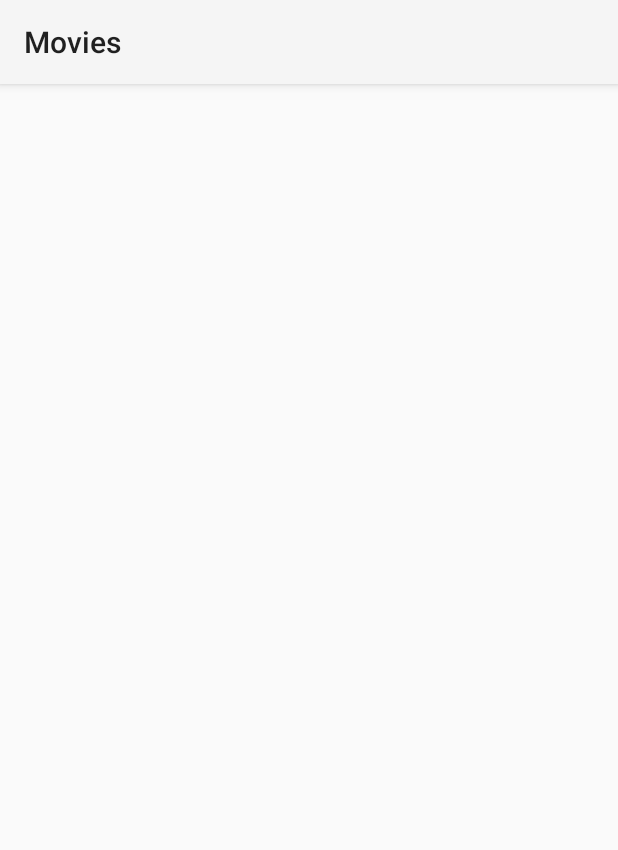
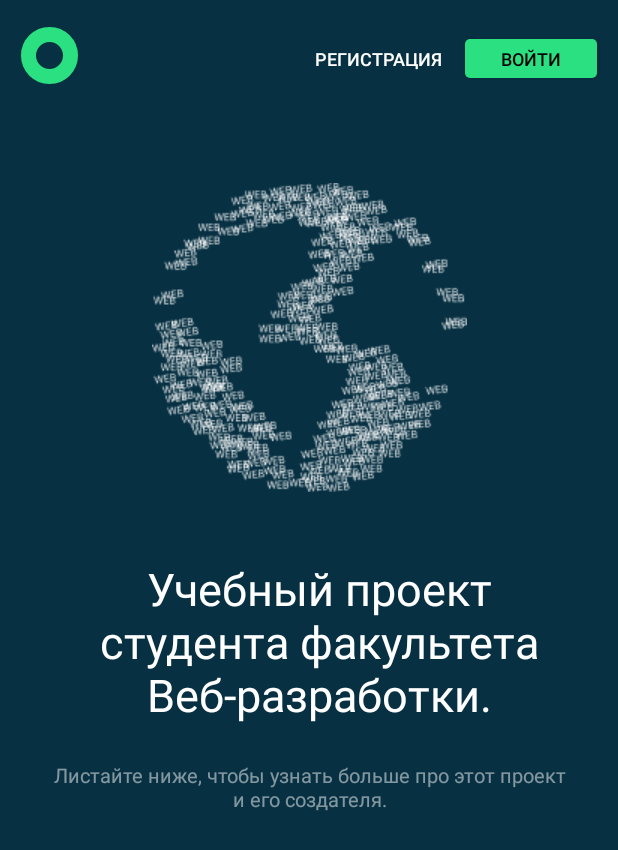
Before and after one commit to YarZav/MoviesAndroid, an Android app: the screen it shows after launch (MainActivity), on a phone screen of 412 x 824 dp. Shown: the top 850 px of the screen. Run offline under Robolectric (Android 15) with nearby library versions, the phone set to English and light mode, and no system bars.

Commit message:
Added landing info

```diff
--- a/app/src/main/AndroidManifest.xml
+++ b/app/src/main/AndroidManifest.xml
@@ -7,15 +7,13 @@
         android:dataExtractionRules="@xml/data_extraction_rules"
         android:fullBackupContent="@xml/backup_rules"
         android:icon="@mipmap/ic_launcher"
-        android:label="@string/app_name"
         android:roundIcon="@mipmap/ic_launcher_round"
         android:supportsRtl="true"
         android:theme="@style/Theme.AppCompat.Light"
         tools:targetApi="31">
         <activity
             android:name=".MainActivity"
-            android:exported="true"
-            android:label="@string/app_name">
+            android:exported="true">
             <intent-filter>
                 <action android:name="android.intent.action.MAIN" />
 
--- a/app/src/main/java/com/example/movies/LandingFragment.kt
+++ b/app/src/main/java/com/example/movies/LandingFragment.kt
@@ -1,16 +1,27 @@
 package com.example.movies
 
+import android.util.Log
 import android.os.Bundle
 import androidx.fragment.app.Fragment
 import android.view.LayoutInflater
 import android.view.View
 import android.view.ViewGroup
+import com.example.movies.databinding.FragmentLandingBinding
 
 class LandingFragment : Fragment() {
+    private lateinit var binding: FragmentLandingBinding
+
     override fun onCreateView(
         inflater: LayoutInflater, container: ViewGroup?,
         savedInstanceState: Bundle?
     ): View? {
-        return inflater.inflate(R.layout.fragment_landing, container, false)
+        binding = FragmentLandingBinding.inflate(layoutInflater)
+        return binding.root
+    }
+
+    override fun onViewCreated(view: View, savedInstanceState: Bundle?) {
+        super.onViewCreated(view, savedInstanceState)
+
+
     }
 }
--- a/app/src/main/java/com/example/movies/MainActivity.kt
+++ b/app/src/main/java/com/example/movies/MainActivity.kt
@@ -10,6 +10,8 @@ class MainActivity : AppCompatActivity() {
     override fun onCreate(savedInstanceState: Bundle?) {
         super.onCreate(savedInstanceState)
 
+        supportActionBar?.hide()
+
         binding = ActivityMainBinding.inflate(layoutInflater)
         setContentView(binding.root)
     }
--- /dev/null
+++ b/app/src/main/res/drawable/circle_aqua_green.xml
@@ -0,0 +1,7 @@
+<shape
+    xmlns:android="http://schemas.android.com/apk/res/android"
+    android:shape="oval">
+    <stroke
+        android:width="10dp"
+        android:color="@color/aqua_green"/>
+</shape>
--- /dev/null
+++ b/app/src/main/res/drawable/corner_radius_3.xml
@@ -0,0 +1,6 @@
+<?xml version="1.0" encoding="utf-8"?>
+<shape
+    xmlns:android="http://schemas.android.com/apk/res/android">
+    <corners android:radius="3dp" />
+    <solid android:color="@color/aqua_green" />
+</shape>
--- a/app/src/main/res/layout/activity_main.xml
+++ b/app/src/main/res/layout/activity_main.xml
@@ -4,13 +4,14 @@
     xmlns:app="http://schemas.android.com/apk/res-auto"
     android:layout_width="match_parent"
     android:layout_height="match_parent"
+    android:theme="@style/Theme.Design.NoActionBar"
     android:orientation="vertical">
 
     <androidx.fragment.app.FragmentContainerView
         android:id="@+id/navHostFragmentContainerView"
         android:name="androidx.navigation.fragment.NavHostFragment"
-        android:layout_width="409dp"
-        android:layout_height="729dp"
+        android:layout_width="match_parent"
+        android:layout_height="match_parent"
         app:defaultNavHost="true"
         app:layout_constraintBottom_toBottomOf="parent"
         app:layout_constraintEnd_toEndOf="parent"
--- a/app/src/main/res/layout/fragment_landing.xml
+++ b/app/src/main/res/layout/fragment_landing.xml
@@ -1,8 +1,105 @@
 <?xml version="1.0" encoding="utf-8"?>
-<androidx.constraintlayout.widget.ConstraintLayout xmlns:android="http://schemas.android.com/apk/res/android"
+<androidx.constraintlayout.widget.ConstraintLayout
+    xmlns:android="http://schemas.android.com/apk/res/android"
+    xmlns:app="http://schemas.android.com/apk/res-auto"
     xmlns:tools="http://schemas.android.com/tools"
+    android:id="@+id/fragment_landing"
     android:layout_width="match_parent"
     android:layout_height="match_parent"
     tools:context=".LandingFragment">
 
+    <ScrollView
+        android:layout_width="match_parent"
+        android:layout_height="match_parent"
+        android:fillViewport="true"
+        app:layout_constraintBottom_toBottomOf="parent"
+        app:layout_constraintEnd_toEndOf="parent"
+        app:layout_constraintStart_toStartOf="parent"
+        app:layout_constraintTop_toTopOf="parent">
+
+        <androidx.constraintlayout.widget.ConstraintLayout
+            android:background="@color/very_dark_blue"
+            android:layout_width="match_parent"
+            android:layout_height="wrap_content">
+
+            <Button
+                android:id="@+id/button_landing"
+                android:layout_width="38dp"
+                android:layout_height="38dp"
+                android:layout_marginStart="14dp"
+                android:layout_marginTop="18dp"
+                android:background="@drawable/circle_aqua_green"
+                app:layout_constraintStart_toStartOf="parent"
+                app:layout_constraintTop_toTopOf="parent" />
+
+            <Button
+                android:id="@+id/button_sign_up"
+                android:layout_width="wrap_content"
+                android:layout_height="26dp"
+                android:layout_marginTop="26dp"
+                android:layout_marginEnd="14dp"
+                android:background="@android:color/transparent"
+                android:text="@string/sign_up"
+                android:textColor="@color/white"
+                android:textSize="12sp"
+                app:layout_constraintEnd_toStartOf="@+id/button_sign_in"
+                app:layout_constraintTop_toTopOf="parent" />
+
+            <Button
+                android:id="@+id/button_sign_in"
+                android:layout_width="wrap_content"
+                android:layout_height="26dp"
+                android:layout_marginTop="26dp"
+                android:layout_marginEnd="14dp"
+                android:background="@drawable/corner_radius_3"
+                android:text="@string/sign_in"
+                android:textColor="@color/black"
+                android:textSize="12sp"
+                app:layout_constraintEnd_toEndOf="parent"
+                app:layout_constraintTop_toTopOf="parent" />
+
+            <ImageView
+                android:id="@+id/landing_image"
+                android:layout_width="210dp"
+                android:layout_height="206dp"
+                android:layout_marginTop="70dp"
+                android:contentDescription="@string/landing"
+                android:src="@drawable/landing"
+                app:layout_constraintEnd_toEndOf="parent"
+                app:layout_constraintStart_toStartOf="parent"
+                app:layout_constraintTop_toBottomOf="@+id/button_sign_up" />
+
+            <TextView
+                android:id="@+id/landing_title"
+                android:layout_width="0dp"
+                android:layout_height="wrap_content"
+                android:layout_marginStart="24dp"
+                android:layout_marginTop="44dp"
+                android:layout_marginEnd="10dp"
+                android:text="@string/landing_title"
+                android:textAlignment="center"
+                android:textColor="@color/white"
+                android:textSize="30sp"
+                app:layout_constraintEnd_toEndOf="parent"
+                app:layout_constraintStart_toStartOf="parent"
+                app:layout_constraintTop_toBottomOf="@+id/landing_image" />
+
+            <TextView
+                android:layout_width="0dp"
+                android:layout_height="wrap_content"
+                android:layout_marginStart="30dp"
+                android:layout_marginTop="24dp"
+                android:layout_marginEnd="30dp"
+                android:text="@string/landing_description"
+                android:textColor="@color/white"
+                android:textSize="13sp"
+                android:textAlignment="center"
+                android:alpha="0.5"
+                app:layout_constraintEnd_toEndOf="parent"
+                app:layout_constraintStart_toStartOf="parent"
+                app:layout_constraintTop_toBottomOf="@+id/landing_title" />
+
+        </androidx.constraintlayout.widget.ConstraintLayout>
+    </ScrollView>
+
 </androidx.constraintlayout.widget.ConstraintLayout>
--- a/app/src/main/res/values/colors.xml
+++ b/app/src/main/res/values/colors.xml
@@ -7,4 +7,6 @@
     <color name="teal_700">#FF018786</color>
     <color name="black">#FF000000</color>
     <color name="white">#FFFFFFFF</color>
+    <color name="very_dark_blue">#073042</color>
+    <color name="aqua_green">#2BE080</color>
 </resources>
--- a/app/src/main/res/values/strings.xml
+++ b/app/src/main/res/values/strings.xml
@@ -1,5 +1,7 @@
 <resources>
-    <string name="app_name">Movies</string>
-    <!-- TODO: Remove or change this placeholder text -->
-    <string name="hello_blank_fragment">Hello blank fragment</string>
+    <string name="sign_in">Войти</string>
+    <string name="sign_up">Регистрация</string>
+    <string name="landing">landing</string>
+    <string name="landing_title">Учебный проект студента факультета Веб-разработки.</string>
+    <string name="landing_description">Листайте ниже, чтобы узнать больше про этот проект и его создателя.</string>
 </resources>
--- a/app/src/main/res/values/themes.xml
+++ b/app/src/main/res/values/themes.xml
@@ -1,5 +1,9 @@
 <?xml version="1.0" encoding="utf-8"?>
 <resources>
 
-    <style name="Theme.Movies" parent="android:Theme.Material.Light.NoActionBar" />
+    <style name="Theme.Movies" parent="android:Theme.Light">
+<!--        <item name="windowActionBar">false</item>-->
+<!--        <item name="windowNoTitle">true</item>-->
+<!--        <item name="android:windowFullscreen">true</item>-->
+    </style>
 </resources>
```
Also changed, not shown: app/src/main/res/drawable/landing.png (added).
